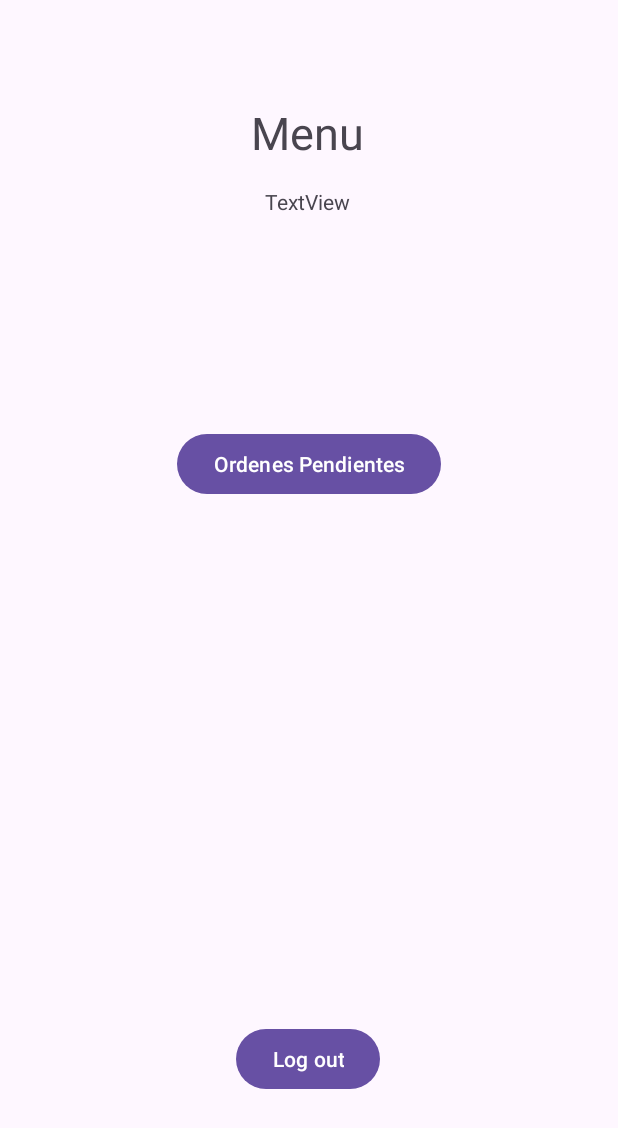
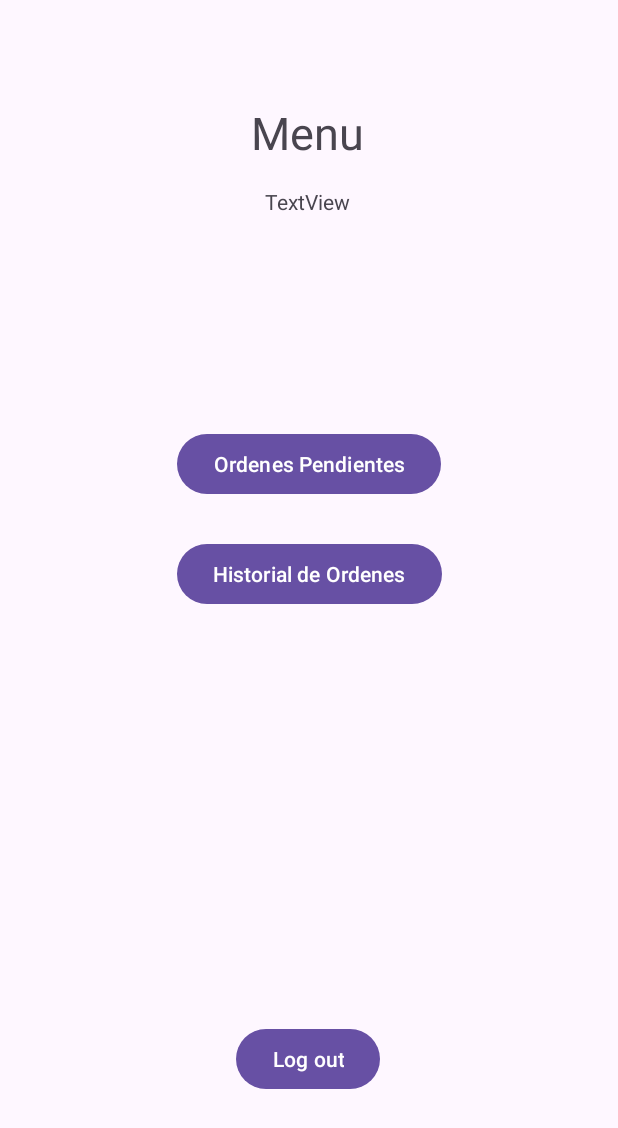
Before and after one commit to Frtocco/DeRemateAndroid, an Android app: the MenuActivity screen opened directly, with no data from a screen before it, on a phone screen of 412 x 824 dp. Shown: the top 1128 px of the screen. Run offline under Robolectric (Android 15) with nearby library versions, the phone set to English and light mode, and no system bars; our stand-ins replace Dagger/Hilt's generated code; 1 statement that could not run was skipped.

Commit message:
Funciones para edpoint de historial por rider y activity para mostrarlo

```diff
--- a/app/src/main/java/com/example/deremate/activities/menu/MenuActivity.java
+++ b/app/src/main/java/com/example/deremate/activities/menu/MenuActivity.java
@@ -13,6 +13,7 @@ import androidx.core.view.ViewCompat;
 import androidx.core.view.WindowInsetsCompat;
 
 import com.example.deremate.R;
+import com.example.deremate.activities.historyOrders.HistoryOrdersActivity;
 import com.example.deremate.activities.login.LogInActivity;
 import com.example.deremate.activities.pendingOrders.pendingOrders;
 import com.example.deremate.data.api.UserApi;
@@ -43,7 +44,9 @@ public class MenuActivity extends AppCompatActivity {
 
         Button logoutButton = findViewById(R.id.logOutButton);
         Button pendingOrdersButton = findViewById(R.id.pendingOrdersButton);
+        Button historyOrdersButton = findViewById(R.id.historyOrdersButton);
         TextView tvUsername = findViewById(R.id.tvUsername);
+
 
         String savedToken = tokenRepository.getToken();
         TokenModel tokenToVerify = new TokenModel(savedToken);
@@ -78,6 +81,12 @@ public class MenuActivity extends AppCompatActivity {
             finish();
         });
 
+        historyOrdersButton.setOnClickListener(v->{
+            Intent intent = new Intent(MenuActivity.this, HistoryOrdersActivity.class);
+            startActivity(intent);
+            finish();
+        });
+
 
 
         logoutButton.setOnClickListener(v -> {
--- a/app/src/main/java/com/example/deremate/data/api/OrderApi.java
+++ b/app/src/main/java/com/example/deremate/data/api/OrderApi.java
@@ -6,6 +6,7 @@ import com.example.deremate.data.api.model.OrderModelListResponse;
 import java.util.List;
 import retrofit2.Call;
 import retrofit2.http.GET;
+import retrofit2.http.Query;
 
 public interface OrderApi {
 
@@ -15,4 +16,6 @@ public interface OrderApi {
     @GET("orders/pendings")
     Call <List<OrderModelListResponse>> getPendingOrders();
 
+    @GET("orders/history")
+    Call<List<OrderModelListResponse>> getHistoryOrders(@Query("riderId") String riderId);
 }
--- a/app/src/main/java/com/example/deremate/data/repository/order/OrderRepository.java
+++ b/app/src/main/java/com/example/deremate/data/repository/order/OrderRepository.java
@@ -2,4 +2,5 @@ package com.example.deremate.data.repository.order;
 
 public interface OrderRepository {
     void getPendingOrders(OrderServiceCallBack callBack);
+    void getHistoryOrders(String riderId, OrderServiceCallBack callback);
 }
--- a/app/src/main/java/com/example/deremate/di/NetworkModule.java
+++ b/app/src/main/java/com/example/deremate/di/NetworkModule.java
@@ -54,8 +54,9 @@ public class NetworkModule {
     @Singleton
     Retrofit provideRetrofit() {
         return new Retrofit.Builder()
+                .baseUrl("http://192.168.1.53:1234")//pedro
                 /*.baseUrl("http://192.168.0.225:1234/")*/
-                .baseUrl("http://192.168.0.212:1234/")
+                /*.baseUrl("http://192.168.0.212:1234/")*/
                 .addConverterFactory(GsonConverterFactory.create())
                 .build();
     }
--- a/app/src/main/res/layout/activity_menu.xml
+++ b/app/src/main/res/layout/activity_menu.xml
@@ -53,4 +53,16 @@
         app:layout_constraintStart_toStartOf="parent"
         app:layout_constraintTop_toTopOf="parent"
         app:layout_constraintVertical_bias="0.368" />
+
+    <Button
+        android:id="@+id/historyOrdersButton"
+        android:layout_width="wrap_content"
+        android:layout_height="wrap_content"
+        android:text="Historial de Ordenes"
+        app:layout_constraintBottom_toBottomOf="parent"
+        app:layout_constraintEnd_toEndOf="parent"
+        app:layout_constraintHorizontal_bias="0.502"
+        app:layout_constraintStart_toStartOf="parent"
+        app:layout_constraintTop_toTopOf="parent"
+        app:layout_constraintVertical_bias="0.462" />
 </androidx.constraintlayout.widget.ConstraintLayout>
```
Also changed, not shown: app/src/main/AndroidManifest.xml (+6 -3 lines), app/src/main/java/com/example/deremate/activities/historyOrders/HistoryOrdersActivity.java (added, +78 -0 lines), app/src/main/java/com/example/deremate/data/repository/order/OrderRetrofitRepository.java (+38 -3 lines), app/src/main/res/layout/activity_history_orders.xml (added, +10 -0 lines).
